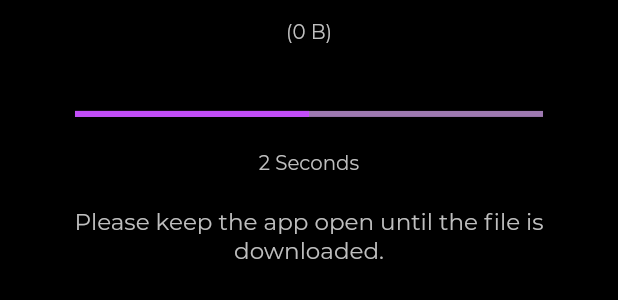
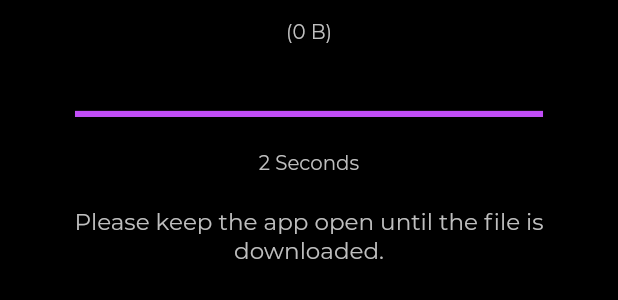
Before and after one commit to LeastAuthority/destiny, a Flutter app: the ReceiveProgress widget shown alone on an empty page, opened directly with empty values, on a phone screen of 412 x 824 dp. Shown: the part 320-620 px from the top of the screen. Run offline on Flutter 3.47's test engine with Material 2 defaults, Android fonts, the phone set to English and light mode, and no system bars; our stand-ins replace dotted_border, file_picker, flutter_screenutil, intro_slider, shared_preferences; missing offline and left inert: dart:ffi, dart_wormhole_william, desktop_drop; accounts and stored records are empty; project files that could hold a hidden picture were left out.

Commit message:
Receive progress UI (#61)

```diff
--- a/lib/constants/app_constants.dart
+++ b/lib/constants/app_constants.dart
@@ -35,8 +35,9 @@ const String FILE_SENT = 'File sent';
 const String SECONDS = 'Seconds';
 
 const String FILE_UPLOADED_SUCCESSFULLY = 'File uploaded successfully';
-const String ROW_RANDOM_STRING =
-    'AaBbCcDdEeFfGgHhIiJjKkLlMmNnOoPpQqRrSsTtUuVvWwXxYyZz1234567890';
+const String WRONG_TYPE_FOR_PROGRESS =
+    'Wrong type for progress. Expected int got';
+const String FILE_SENT_SUCCESSFULLY = 'File Sent successfully';
 const String MUST_CHOOSE_PATH_TO_SAVE_THE_FILE =
     'Must choose a path to save the file';
 const String FILE_DOWNLOADED_SUCCESSFULLY = 'File download successful.';
@@ -93,6 +94,8 @@ const String RECEIVE_SCREEN_NEXT_BTN_ENABLED =
     'RECEIVE_SCREEN_NEXT_BTN_ENABLED';
 const String RECEIVE_SCREEN_CANCEL_BTN_ENABLED =
     'RECEIVE_SCREEN_CANCEL_BTN_ENABLED';
+const String TIMING_PROGRESS = 'TIMING_PROGRESS';
+const String APP_MUST_REMAIN_OPEN = 'APP_MUST_REMAIN_OPEN';
 
 //-Splash screen
 const String SPLASH_SCREEN_BODY = 'SPLASH_SCREEN_BODY';
--- a/lib/views/mobile/receive/widgets/ReceiveProgress.dart
+++ b/lib/views/mobile/receive/widgets/ReceiveProgress.dart
@@ -8,7 +8,10 @@ import 'package:flutter_screenutil/flutter_screenutil.dart';
 class ReceiveProgress extends StatelessWidget {
   final int fileSize;
   final String fileName;
-  ReceiveProgress(this.fileSize, this.fileName);
+  final int totalReceived;
+  final int totalSize;
+  ReceiveProgress(
+      this.fileSize, this.fileName, this.totalReceived, this.totalSize);
   @override
   Widget build(BuildContext context) {
     return Column(
@@ -23,12 +26,15 @@ class ReceiveProgress extends StatelessWidget {
         ),
         Column(
           children: [
-            FileInfo(fileSize, fileName),
+            FileInfo(totalSize, fileName),
             Container(
               width: 284.0.w,
               margin: EdgeInsets.only(top: 32.0.h),
               child: LinearProgressIndicator(
-                value: 0.5,
+                backgroundColor:
+                    Theme.of(context).progressIndicatorTheme.linearTrackColor,
+                color: Theme.of(context).progressIndicatorTheme.color,
+                value: totalReceived / totalSize,
               ),
             ),
             Heading(
@@ -36,18 +42,18 @@ class ReceiveProgress extends StatelessWidget {
               textAlign: TextAlign.center,
               marginTop: 16.0.h,
               textStyle: Theme.of(context).textTheme.bodyText2,
-              key: Key('Timing_Progress'),
+              key: Key(TIMING_PROGRESS),
             ),
             Heading(
               title: PLEASE_KEEP_THE_APP_OPEN_UNTIL_FILE_IS_DOWNLOADED,
               textAlign: TextAlign.center,
               marginTop: 16.0.h,
               textStyle: Theme.of(context).textTheme.bodyText1,
-              key: Key('APP_MUST_REMAIN_OPEN'),
+              key: Key(APP_MUST_REMAIN_OPEN),
             ),
           ],
         ),
-        Button(title: 'Cancel', handleClicked: () {}, disabled: false),
+        Button(title: CANCEL, handleClicked: () {}, disabled: false),
         SizedBox(
           height: 37.0.h,
         )
```
Also changed, not shown: lib/views/mobile/receive/receive.dart (+37 -83 lines), lib/views/shared/receive.dart (added, +98 -0 lines).
